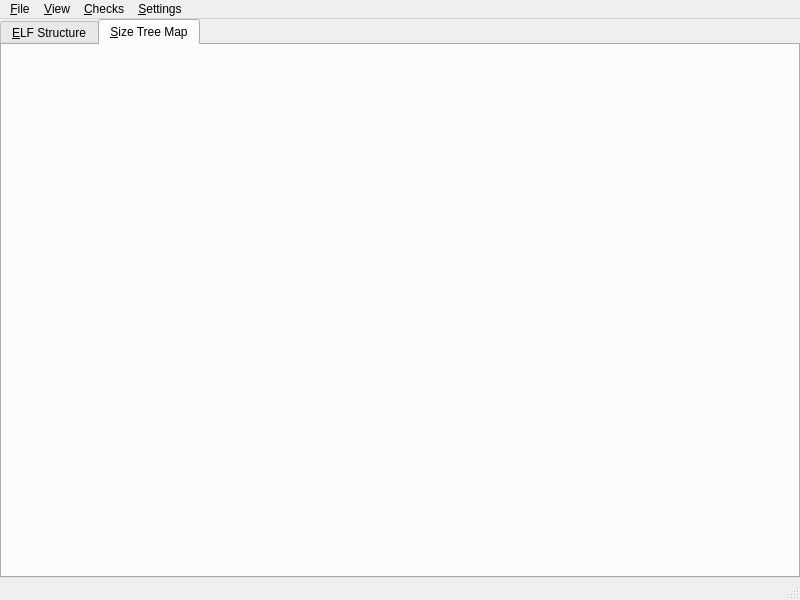
The window that ui/mainwindow.ui (KDE/elf-dissector) describes before a commit, drawn with Qt 5.
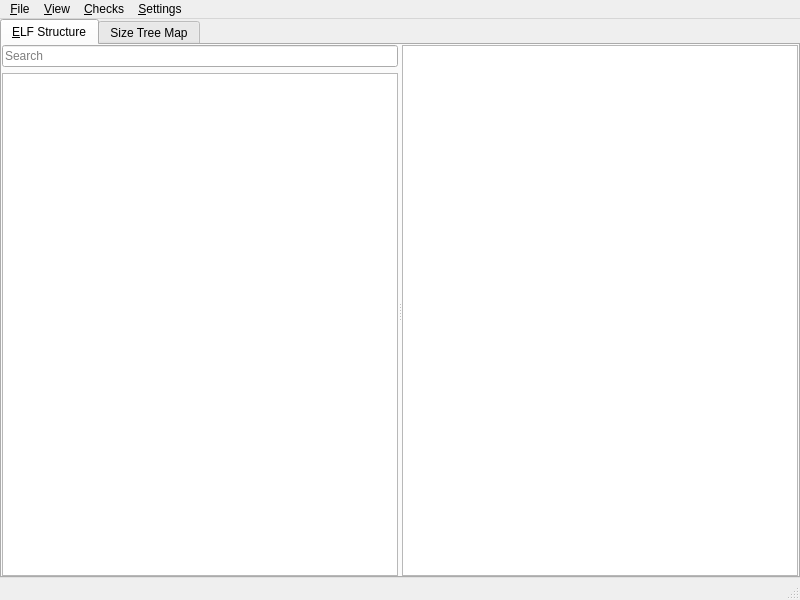
The same window after the commit. The open tabs and pages were chosen to show the change. Icons and pictures are not drawn. Custom widgets are drawn as their Qt base class.

Commit message:
Implement file selection for the size tree map.
Also move it into its own class, and add infrastructure in MainWindow for
view-provided actions.

Diff of the .ui file:
```diff
--- a/ui/mainwindow.ui
+++ b/ui/mainwindow.ui
@@ -79,24 +79,10 @@
         </item>
        </layout>
       </widget>
-      <widget class="QWidget" name="tab_2">
+      <widget class="SizeTreeMapView" name="sizeTreeMapView">
        <attribute name="title">
-        <string>&amp;Size Tree Map</string>
+        <string>Size Tree Map</string>
        </attribute>
-       <layout class="QVBoxLayout" name="verticalLayout_3">
-        <property name="leftMargin">
-         <number>0</number>
-        </property>
-        <property name="topMargin">
-         <number>0</number>
-        </property>
-        <property name="rightMargin">
-         <number>0</number>
-        </property>
-        <property name="bottomMargin">
-         <number>0</number>
-        </property>
-       </layout>
       </widget>
      </widget>
     </item>
@@ -232,6 +218,14 @@
    </property>
   </action>
  </widget>
+ <customwidgets>
+  <customwidget>
+   <class>SizeTreeMapView</class>
+   <extends>QWidget</extends>
+   <header>views/sizetreemapview.h</header>
+   <container>1</container>
+  </customwidget>
+ </customwidgets>
  <resources/>
  <connections/>
 </ui>
```
Left out of the diff: 41 changed lines with no effect on the pictures. The commit also changes 5 other files.
